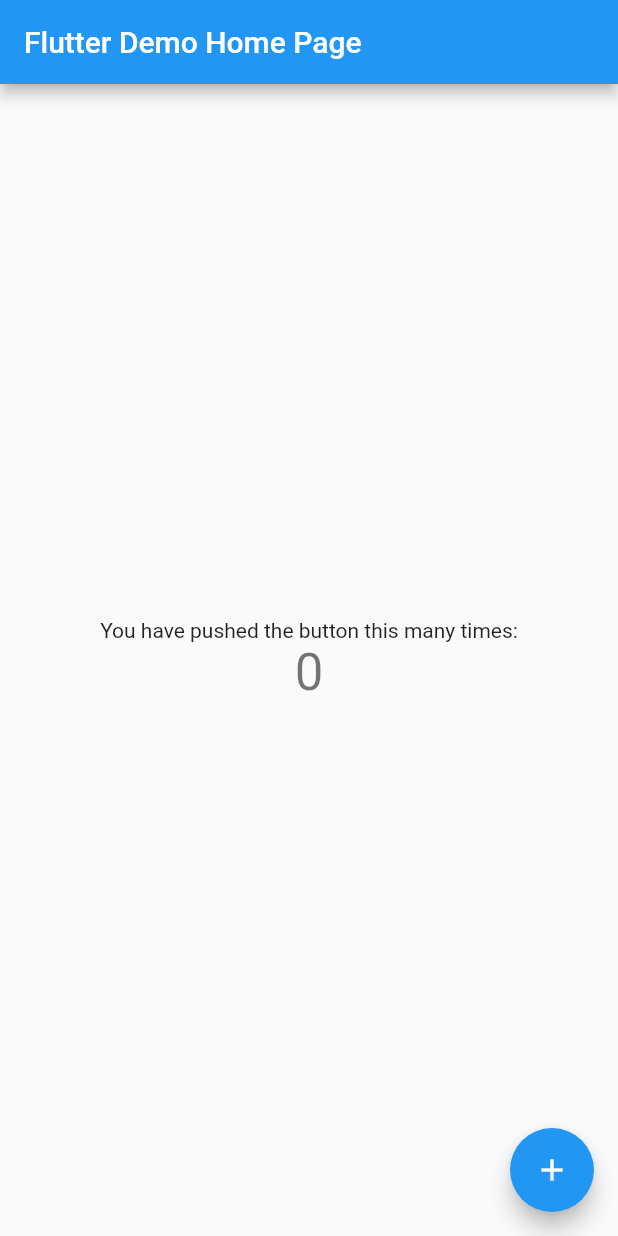
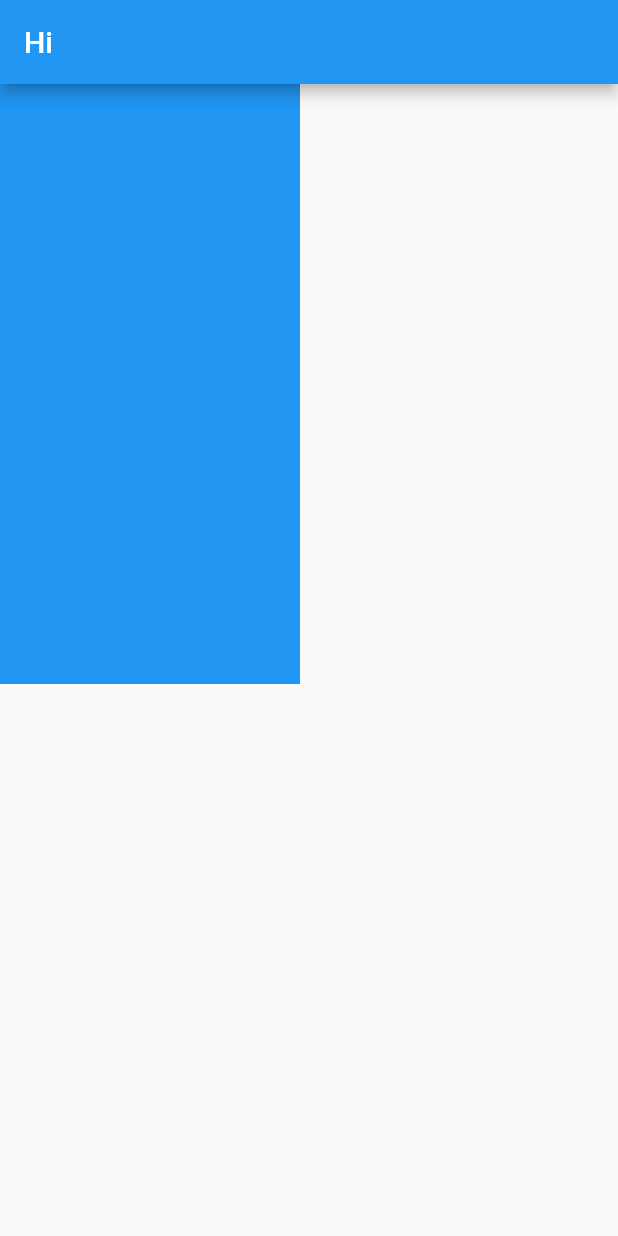
Before and after one commit to Alternade/DemoFlutterPranshu, a Flutter app: the screen it shows after launch, on a phone screen of 412 x 824 dp. Run offline on Flutter 3.47's test engine with Material 2 defaults, Android fonts, the phone set to English and light mode, and no system bars.

Commit message:
Added Scaffold

```diff
--- a/lib/main.dart
+++ b/lib/main.dart
@@ -24,92 +24,23 @@
         // is not restarted.
         primarySwatch: Colors.blue,
       ),
-      home: const MyHomePage(title: 'Flutter Demo Home Page'),
+      home: const MyHomePage(),
     );
   }
 }
 
-class MyHomePage extends StatefulWidget {
-  const MyHomePage({super.key, required this.title});
-
-  // This widget is the home page of your application. It is stateful, meaning
-  // that it has a State object (defined below) that contains fields that affect
-  // how it looks.
-
-  // This class is the configuration for the state. It holds the values (in this
-  // case the title) provided by the parent (in this case the App widget) and
-  // used by the build method of the State. Fields in a Widget subclass are
-  // always marked "final".
-
-  final String title;
-
-  @override
-  State<MyHomePage> createState() => _MyHomePageState();
-}
-
-class _MyHomePageState extends State<MyHomePage> {
-  int _counter = 0;
-
-  void _incrementCounter() {
-    setState(() {
-      // This call to setState tells the Flutter framework that something has
-      // changed in this State, which causes it to rerun the build method below
-      // so that the display can reflect the updated values. If we changed
-      // _counter without calling setState(), then the build method would not be
-      // called again, and so nothing would appear to happen.
-      _counter++;
-    });
-  }
+class MyHomePage extends StatelessWidget {
+  const MyHomePage({super.key});
 
   @override
   Widget build(BuildContext context) {
-    // This method is rerun every time setState is called, for instance as done
-    // by the _incrementCounter method above.
-    //
-    // The Flutter framework has been optimized to make rerunning build methods
-    // fast, so that you can just rebuild anything that needs updating rather
-    // than having to individually change instances of widgets.
     return Scaffold(
-      appBar: AppBar(
-        // Here we take the value from the MyHomePage object that was created by
-        // the App.build method, and use it to set our appbar title.
-        title: Text(widget.title),
+      appBar: AppBar(title: const Text("Hi")),
+      body: Container(
+        height: 400,
+        width: 200,
+        color: Colors.blue,
       ),
-      body: Center(
-        // Center is a layout widget. It takes a single child and positions it
-        // in the middle of the parent.
-        child: Column(
-          // Column is also a layout widget. It takes a list of children and
-          // arranges them vertically. By default, it sizes itself to fit its
-          // children horizontally, and tries to be as tall as its parent.
-          //
-          // Invoke "debug painting" (press "p" in the console, choose the
-          // "Toggle Debug Paint" action from the Flutter Inspector in Android
-          // Studio, or the "Toggle Debug Paint" command in Visual Studio Code)
-          // to see the wireframe for each widget.
-          //
-          // Column has various properties to control how it sizes itself and
-          // how it positions its children. Here we use mainAxisAlignment to
-          // center the children vertically; the main axis here is the vertical
-          // axis because Columns are vertical (the cross axis would be
-          // horizontal).
-          mainAxisAlignment: MainAxisAlignment.center,
-          children: <Widget>[
-            const Text(
-              'You have pushed the button this many times:',
-            ),
-            Text(
-              '$_counter',
-              style: Theme.of(context).textTheme.headlineMedium,
-            ),
-          ],
-        ),
-      ),
-      floatingActionButton: FloatingActionButton(
-        onPressed: _incrementCounter,
-        tooltip: 'Increment',
-        child: const Icon(Icons.add),
-      ), // This trailing comma makes auto-formatting nicer for build methods.
     );
   }
 }
```
